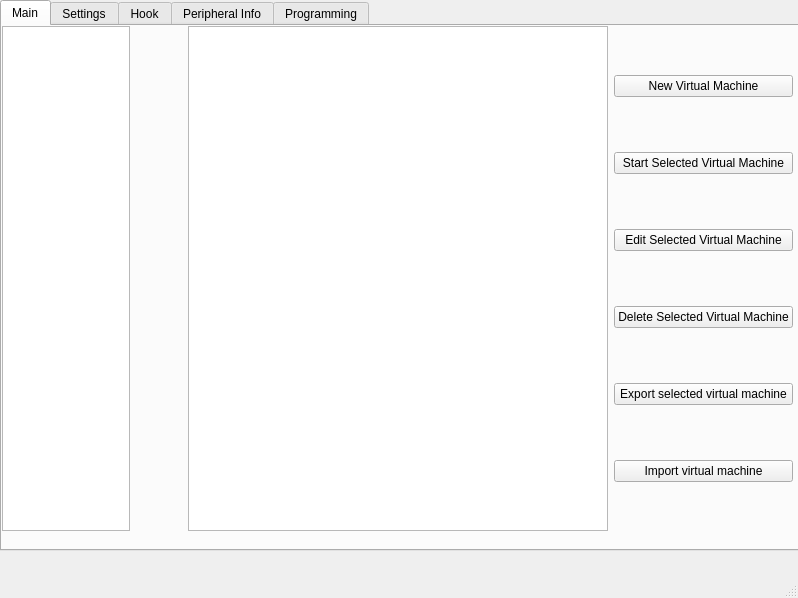
First picture: the form in ui/Main.ui, repository wjqsec/EmuGUI, before the edit.
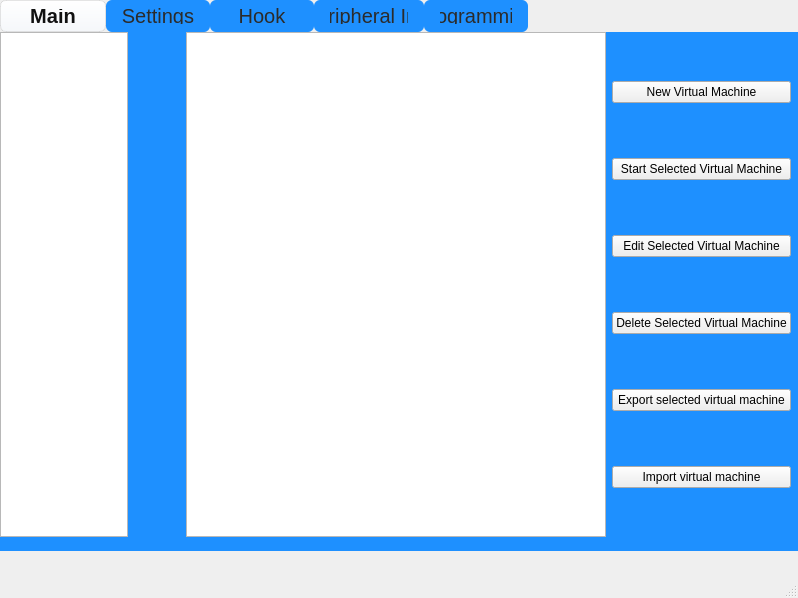
Second picture: the form after the edit.

```diff
--- a/ui/Main.ui
+++ b/ui/Main.ui
@@ -39,9 +39,9 @@
 <!--      QTabWidget#tabWidget QTabBar::tab:selected { background: transparent; font-weight: 600; }</string>-->
 <!--      </property>-->
        <property name="styleSheet">
-        <string notr="true">QTabBar::tab { background: #1E90FF; } QTabBar::tab:selected { background: #0B60C6; } QTabWidget::pane { background: #1E90FF; border: none; }</string>
+
         <string notr="true">QTabWidget#tabWidget::pane {
-         background: transparent;
+         background: #1E90FF;
          border: none;
         }
 
@@ -53,11 +53,11 @@
         }
 
         QTabWidget#tabWidget QTabBar::tab {
-         background: transparent;
+         background: #1E90FF;
          color: #2b2b2b;
          padding: 8px 16px;
          border-radius: 6px;
-         font-size: 13px;
+         font-size: 20px;
          min-width: 72px;
         }
 
```
